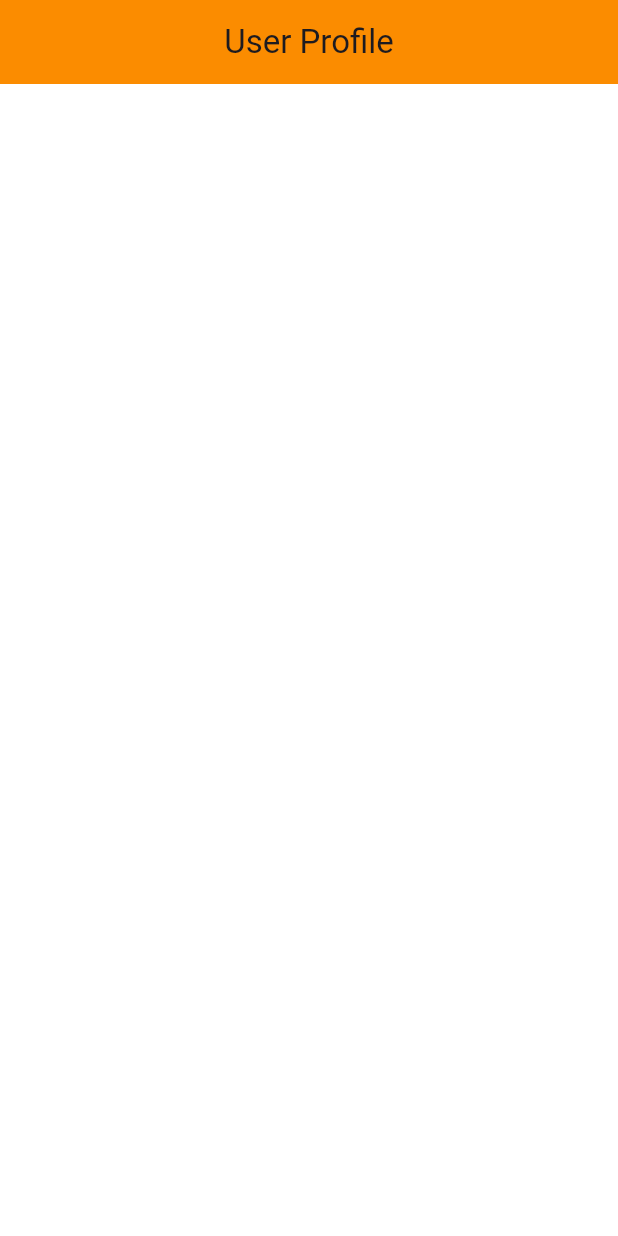
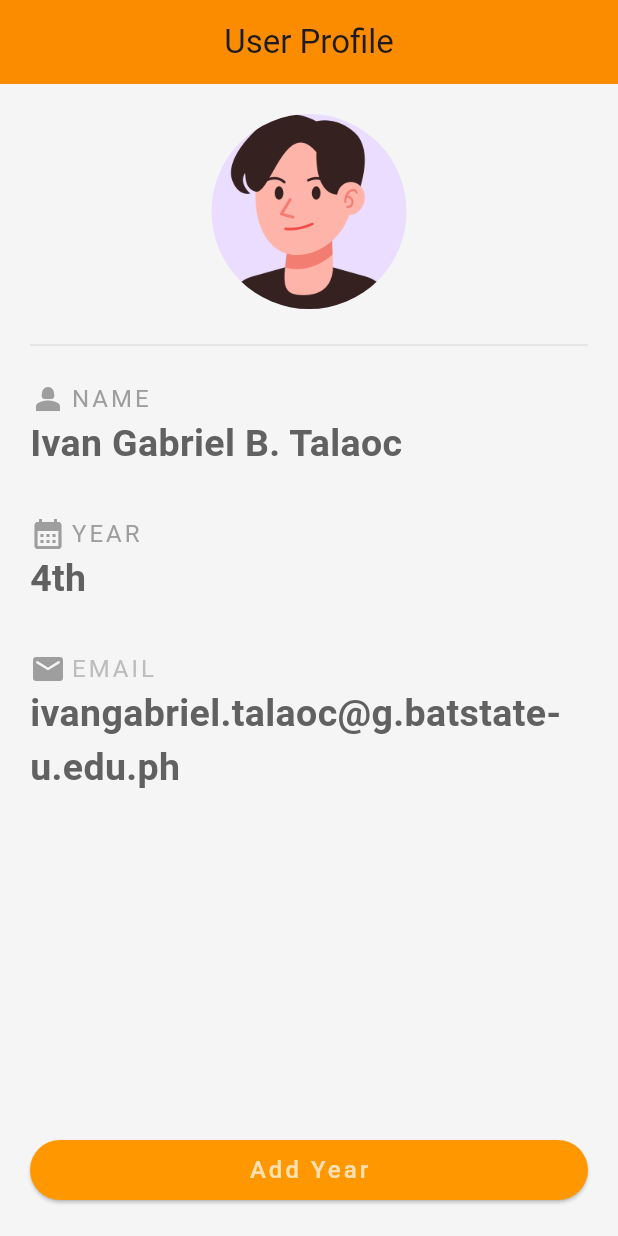
Before and after one commit to gabify/snapsnack, a Flutter app: the screen it shows after launch, on a phone screen of 412 x 824 dp. Run offline on Flutter 3.47's test engine with Material 3 defaults, Android fonts, the phone set to English and light mode, and no system bars.

Commit message:
add profile pic and buttons

```diff
--- /dev/null
+++ b/lib/home.dart
@@ -0,0 +1,137 @@
+import 'package:flutter/material.dart';
+
+class Home extends StatelessWidget {
+  const Home({super.key});
+
+  @override
+  Widget build(BuildContext context) {
+    return Scaffold(
+      backgroundColor: Colors.grey[100],
+      appBar: AppBar(
+        title: Text('User Profile'),
+        backgroundColor: Colors.orange[600],
+        centerTitle: true,
+      ),
+      body: Padding(
+        padding: EdgeInsets.all(20.0),
+        child: Column(
+          mainAxisAlignment: MainAxisAlignment.spaceBetween,
+          children: <Widget>[
+
+            Column(
+              crossAxisAlignment: CrossAxisAlignment.start,
+              children: <Widget>[
+                Center(
+                  child: CircleAvatar(
+                    backgroundImage: AssetImage('assets/boy.png'),
+                    radius: 65.0,
+                  ),
+                ),
+                Divider(
+                  height: 48.0,
+                  color: Colors.grey[300],
+                ),
+                Row(
+                  children: [
+                    Icon(
+                        Icons.person_2,
+                        color: Colors.grey[500],
+                    ),
+                    SizedBox(width: 3.0,),
+                    Text(
+                      'NAME',
+                      style: TextStyle(
+                        fontSize: 16.0,
+                        color: Colors.grey[500],
+                        letterSpacing: 2.0,
+                      ),
+                    ),
+                  ],
+                ),
+                Text(
+                  'Ivan Gabriel B. Talaoc',
+                  style: TextStyle(
+                      fontWeight: FontWeight.bold,
+                      color: Colors.grey[700],
+                      fontSize: 25.0
+                  ),
+                ),
+                SizedBox(height: 30.0,),
+                Row(
+                  children: [
+                    Icon(
+                      Icons.calendar_month_sharp,
+                      color: Colors.grey[500],
+                    ),
+                    SizedBox(width: 3.0,),
+                    Text(
+                      'YEAR',
+                      style: TextStyle(
+                        fontSize: 16.0,
+                        color: Colors.grey[500],
+                        letterSpacing: 2.0,
+                      ),
+                    ),
+                  ],
+                ),
+                Text(
+                  '4th',
+                  style: TextStyle(
+                      fontWeight: FontWeight.bold,
+                      color: Colors.grey[700],
+                      fontSize: 25.0
+                  ),
+                ),
+                SizedBox(height: 30.0,),
+                Row(
+                  children: [
+                    Icon(
+                      Icons.email_rounded,
+                      color: Colors.grey[500],
+                    ),
+                    SizedBox(width: 3.0,),
+                    Text(
+                      'EMAIL',
+                      style: TextStyle(
+                        fontSize: 16.0,
+                        color: Colors.grey[400],
+                        letterSpacing: 2.0,
+                      ),
+                    ),
+                  ],
+                ),
+                Text(
+                  'ivangabriel.talaoc@g.batstate-u.edu.ph',
+                  style: TextStyle(
+                      fontWeight: FontWeight.bold,
+                      color: Colors.grey[700],
+                      fontSize: 25.0
+                  ),
+                ),
+              ],
+            ),
+            Column(
+              crossAxisAlignment: CrossAxisAlignment.stretch,
+              children: [
+                ElevatedButton(
+                    onPressed: (){},
+                    child: Text(
+                        'Add Year',
+                        style: TextStyle(
+                          color: Colors.white70,
+                          fontSize: 16.0,
+                          letterSpacing: 2.0,
+                        ),
+                    ),
+                  style: ButtonStyle(
+                    backgroundColor: WidgetStateProperty.all(Colors.orange)
+                  ),
+                ),
+              ],
+            ),
+          ],
+        ),
+      ),
+    );
+  }
+}
--- a/lib/main.dart
+++ b/lib/main.dart
@@ -1,70 +1,6 @@
 import 'package:flutter/material.dart';
+import 'package:sample/home.dart';
 
 void main() => runApp(MaterialApp(
-  home: Scaffold(
-    backgroundColor: Colors.white60,
-    appBar: AppBar(
-      title: Text('User Profile'),
-      backgroundColor: Colors.orange[600],
-      centerTitle: true,
-    ),
-    body: Padding(
-      padding: EdgeInsets.all(20.0),
-      child: Column(
-        crossAxisAlignment: CrossAxisAlignment.start,
-        children: <Widget>[
-          Text(
-            'NAME',
-            style: TextStyle(
-              fontSize: 16.0,
-              color: Colors.white70,
-              letterSpacing: 2.0,
-            ),
-          ),
-          Text(
-            'Ivan Gabriel B. Talaoc',
-            style: TextStyle(
-              fontWeight: FontWeight.bold,
-              color: Colors.white,
-              fontSize: 25.0
-            ),
-          ),
-          SizedBox(height: 30.0,),
-          Text(
-            'YEAR',
-            style: TextStyle(
-              fontSize: 16.0,
-              color: Colors.white70,
-              letterSpacing: 2.0,
-            ),
-          ),
-          Text(
-            '4th',
-            style: TextStyle(
-                fontWeight: FontWeight.bold,
-                color: Colors.white,
-                fontSize: 25.0
-            ),
-          ),
-          SizedBox(height: 30.0,),
-          Text(
-            'EMAIL',
-            style: TextStyle(
-              fontSize: 16.0,
-              color: Colors.white70,
-              letterSpacing: 2.0,
-            ),
-          ),
-          Text(
-            'ivangabriel.talaoc@g.batstate-u.edu.ph',
-            style: TextStyle(
-                fontWeight: FontWeight.bold,
-                color: Colors.white,
-                fontSize: 25.0
-            ),
-          ),
-        ],
-      ),
-    ),
-  ),
+  home: Home(),
 ));
--- a/pubspec.yaml
+++ b/pubspec.yaml
@@ -59,8 +59,8 @@ flutter:
   uses-material-design: true
 
   # To add assets to your application, add an assets section, like this:
-  # assets:
-  #   - images/a_dot_burr.jpeg
+  assets:
+    - assets/
   #   - images/a_dot_ham.jpeg
 
   # An image asset can refer to one or more resolution-specific "variants", see
```
Also changed, not shown: assets/boy.png (added).
